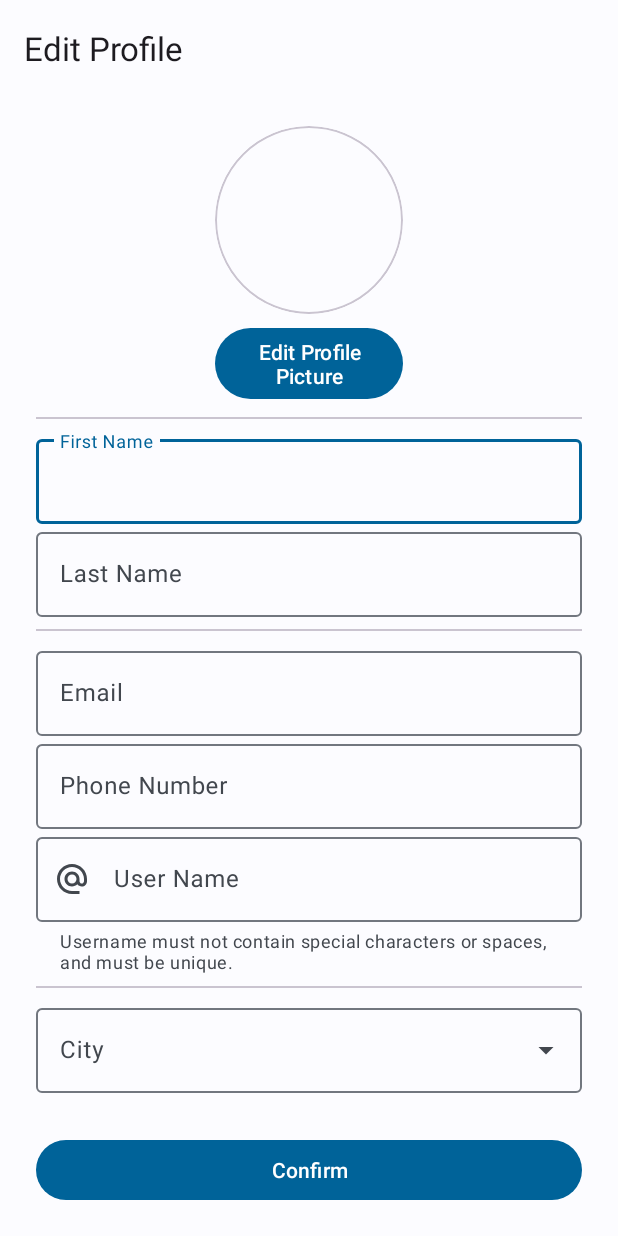
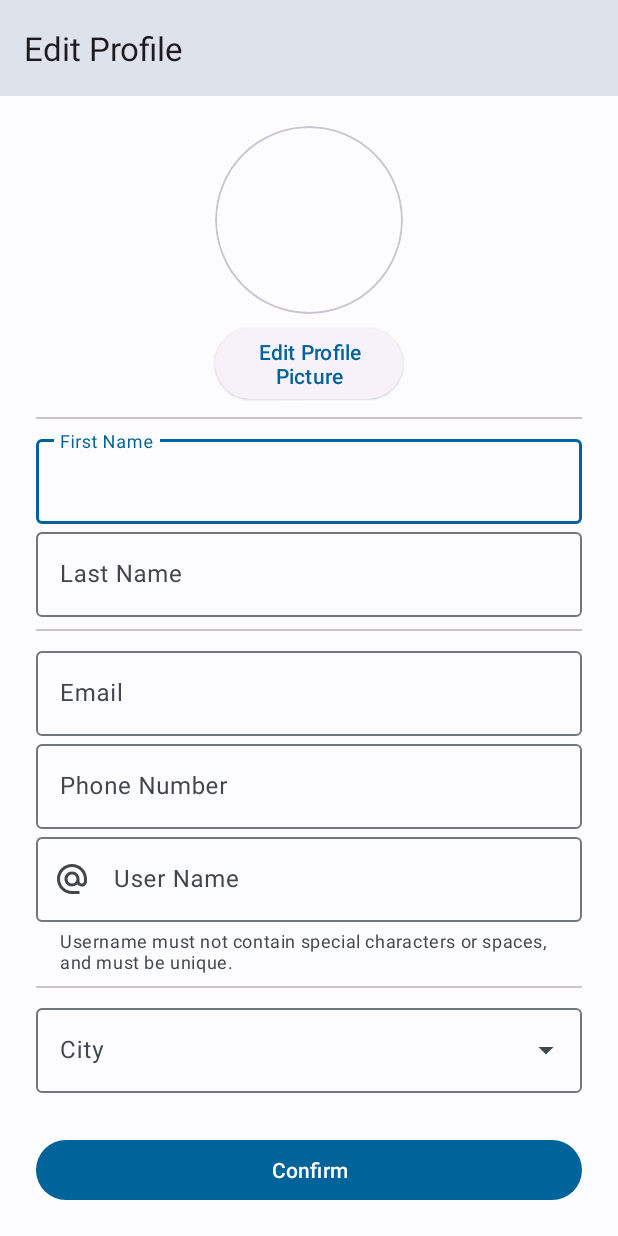
Before and after one commit to MatteoOlarte/paws-hub-android, an Android app: the layout activity_edit_profile.xml on its own in the app's theme, with its tools: preview values and no code run, on a phone screen of 412 x 824 dp. Run offline under Robolectric (Android 15) with nearby library versions, the phone set to English and light mode, and no system bars.

Commit message:
Merge fixes

```diff
--- a/app/src/main/java/com/software3/paws_hub_android/view/EditProfileActivity.kt
+++ b/app/src/main/java/com/software3/paws_hub_android/view/EditProfileActivity.kt
@@ -2,6 +2,7 @@ package com.software3.paws_hub_android.view
 
 import android.os.Bundle
 import android.view.View
+import android.widget.ArrayAdapter
 import androidx.activity.result.contract.ActivityResultContracts
 import androidx.activity.viewModels
 import androidx.appcompat.app.AppCompatActivity
--- a/app/src/main/res/layout/activity_edit_profile.xml
+++ b/app/src/main/res/layout/activity_edit_profile.xml
@@ -23,6 +23,7 @@
             app:liftOnScroll="false">
 
             <com.google.android.material.appbar.MaterialToolbar
+                style="@style/Theme.PawsHubAndroid.Toolbar.SurfaceVariant"
                 android:id="@+id/toolbar"
                 android:layout_width="match_parent"
                 android:layout_height="?attr/actionBarSize"
@@ -69,6 +70,7 @@
                 </com.google.android.material.card.MaterialCardView>
 
                 <com.google.android.material.button.MaterialButton
+                    style="@style/Widget.Material3.Button.ElevatedButton"
                     android:id="@+id/edit_photo_button"
                     android:layout_width="125dp"
                     android:layout_height="0dp"
```
